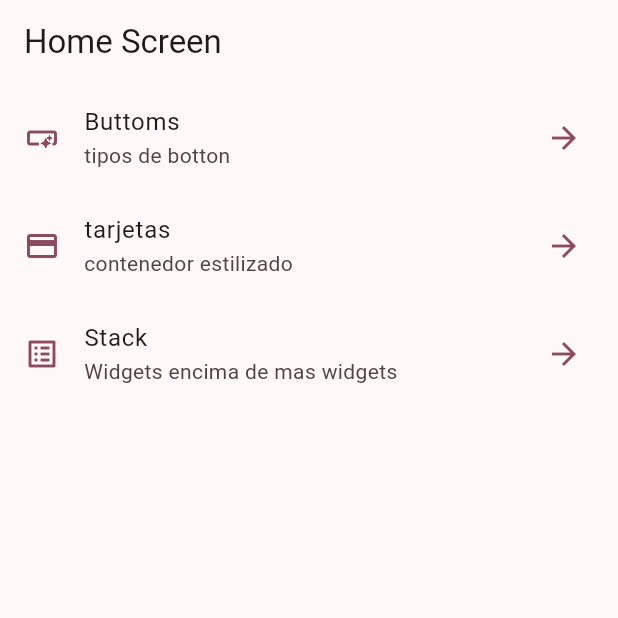
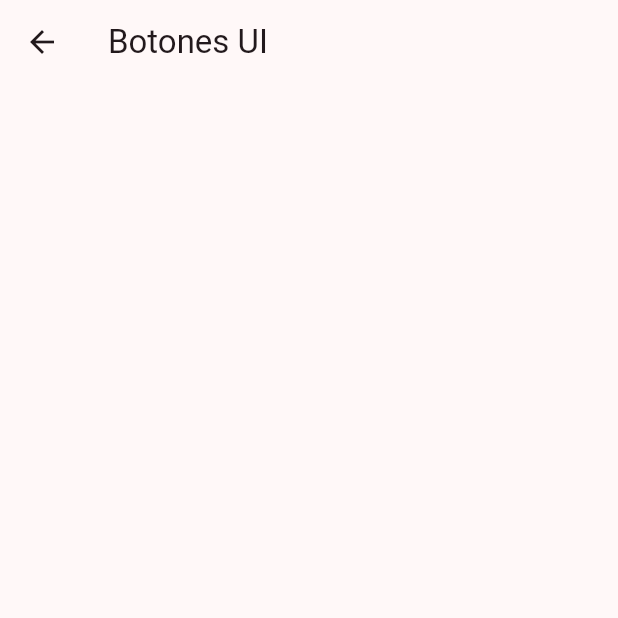
Before and after one commit to JoelPulla/flutter-Widgets-, a Flutter app: the screen it shows after launch, after a tap on "Buttoms", on a phone screen of 412 x 824 dp, the top half of it. Run offline on Flutter 3.47's test engine with Material 3 defaults, Android fonts, the phone set to English and light mode, and no system bars.

Commit message:
use name rutes implementation

```diff
--- a/lib/config/menu/menu_items.dart
+++ b/lib/config/menu/menu_items.dart
@@ -20,19 +20,19 @@ const appMenuItems = <MenuItem>[
   MenuItem(
     title: 'Buttoms',
     subtitle: 'tipos de botton',
-    link: '/button',
+    link: '/buttons',
     icon: Icons.smart_button_outlined,
   ),
   MenuItem(
     title: 'tarjetas',
     subtitle: 'contenedor estilizado ',
-    link: '/card',
+    link: '/cards',
     icon: Icons.credit_card,
   ),
   MenuItem(
     title: 'Stack',
     subtitle: 'Widgets encima de mas widgets ',
-    link: '/card',
+    link: '/stacks',
     icon: Icons.list_alt,
   ),
 ];
--- a/lib/main.dart
+++ b/lib/main.dart
@@ -1,6 +1,9 @@
 import 'package:flutter/material.dart';
 import 'package:widgets_app/config/theme/theme.dart';
+import 'package:widgets_app/presentation/screen/cards/cards_screens.dart';
 import 'package:widgets_app/presentation/screen/home/home_screen.dart';
+
+import 'presentation/screen/buttons/buttons_screen.dart';
 
 void main() {
   runApp(const MainApp());
@@ -12,8 +15,14 @@ class MainApp extends StatelessWidget {
   @override
   Widget build(BuildContext context) {
     return MaterialApp(
-        debugShowCheckedModeBanner: false,
-        theme: AppTheme(selectedColor: 2).getTheme(),
-        home: const HomeScreen());
+      debugShowCheckedModeBanner: false,
+      theme: AppTheme(selectedColor: 2).getTheme(),
+      initialRoute: 'homeScreen',
+      routes: {
+        'homeScreen': (context) => const HomeScreen(),
+        '/buttons': (context) => const ButtonsScreen(),
+        '/cards': (context) => const CardsScreens(),
+      },
+    );
   }
 }
--- /dev/null
+++ b/lib/presentation/screen/buttons/buttons_screen.dart
@@ -0,0 +1,14 @@
+import 'package:flutter/material.dart';
+
+class ButtonsScreen extends StatelessWidget {
+  const ButtonsScreen({super.key});
+
+  @override
+  Widget build(BuildContext context) {
+    return Scaffold(
+      appBar: AppBar(
+        title: const Text("Botones UI"),
+      ),
+    );
+  }
+}
--- a/lib/presentation/screen/home/home_screen.dart
+++ b/lib/presentation/screen/home/home_screen.dart
@@ -22,9 +22,9 @@ class _HomeView extends StatelessWidget {
     return ListView.builder(
       itemCount: appMenuItems.length,
       itemBuilder: (context, index) {
-        final itemData = appMenuItems[index];
+        final menuData = appMenuItems[index];
 
-        return _CustomListTitle(todos: itemData);
+        return _CustomListTitle(menuData: menuData);
       },
     );
   }
@@ -32,21 +32,23 @@ class _HomeView extends StatelessWidget {
 
 class _CustomListTitle extends StatelessWidget {
   const _CustomListTitle({
-    required this.todos,
+    required this.menuData,
   });
 
-  final MenuItem todos;
+  final MenuItem menuData;
 
   @override
   Widget build(BuildContext context) {
     final colors = Theme.of(context).colorScheme;
 
     return ListTile(
-      leading: Icon(todos.icon, color: colors.primary),
-      title: Text(todos.title),
-      subtitle: Text(todos.subtitle),
+      leading: Icon(menuData.icon, color: colors.primary),
+      title: Text(menuData.title),
+      subtitle: Text(menuData.subtitle),
       trailing: Icon(Icons.arrow_forward, color: colors.primary),
-      onTap: () {},
+      onTap: () {
+        Navigator.pushNamed(context, menuData.link);
+      },
     );
   }
 }
```
Also changed, not shown: lib/presentation/screen/cards/cards_screens.dart (added, +14 -0 lines).
